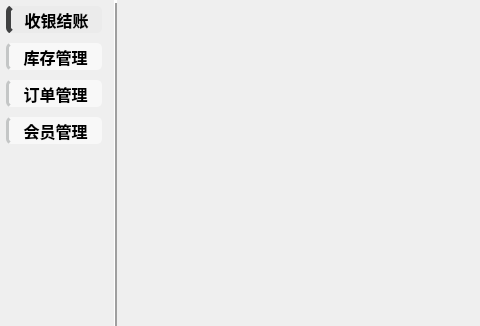
The window that view/page/pagemain.ui (ylxcvvan/Supermarket-Commodity-Management-System) describes before a commit, drawn with Qt 5; both pictures show x 0 to 480 and y 0 to 326 of the 990 by 520 pixel window.
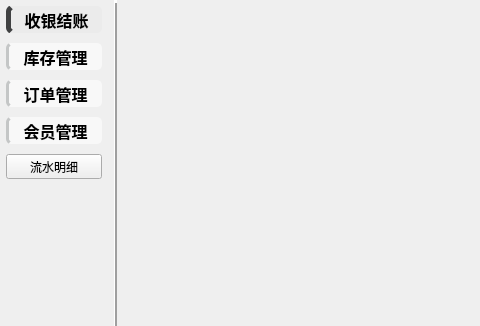
The same window after the commit. Icons and pictures are not drawn. Custom widgets are drawn as their Qt base class.

Commit message: 添加流水模块

```diff
--- a/view/page/pagemain.ui
+++ b/view/page/pagemain.ui
@@ -305,6 +305,19 @@
        </property>
       </widget>
      </item>
+     <item>
+      <widget class="ResizableIconButton" name="toolButtonTurnOver">
+       <property name="sizePolicy">
+        <sizepolicy hsizetype="Preferred" vsizetype="Fixed">
+         <horstretch>0</horstretch>
+         <verstretch>0</verstretch>
+        </sizepolicy>
+       </property>
+       <property name="text">
+        <string>流水明细</string>
+       </property>
+      </widget>
+     </item>
      <item>
       <spacer name="verticalSpacer">
        <property name="orientation">
```
The commit also changes 12 other files.
